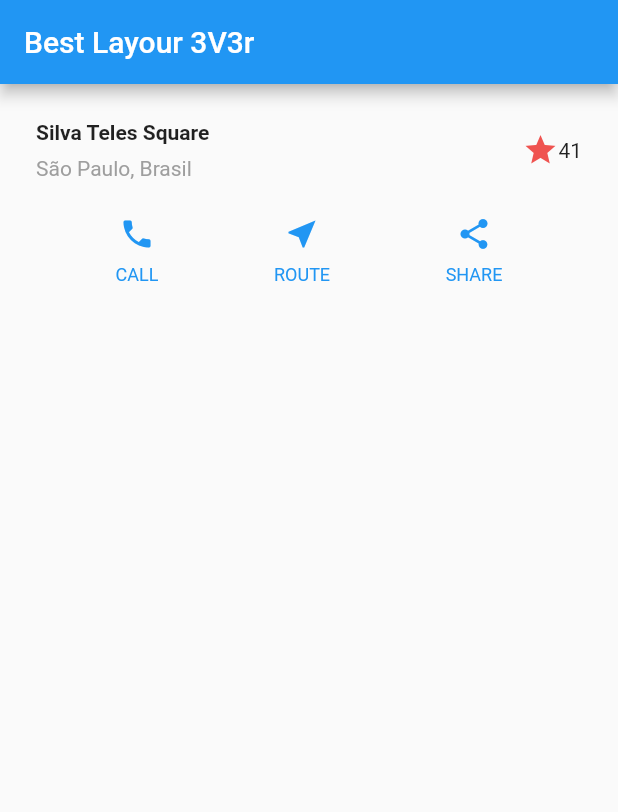
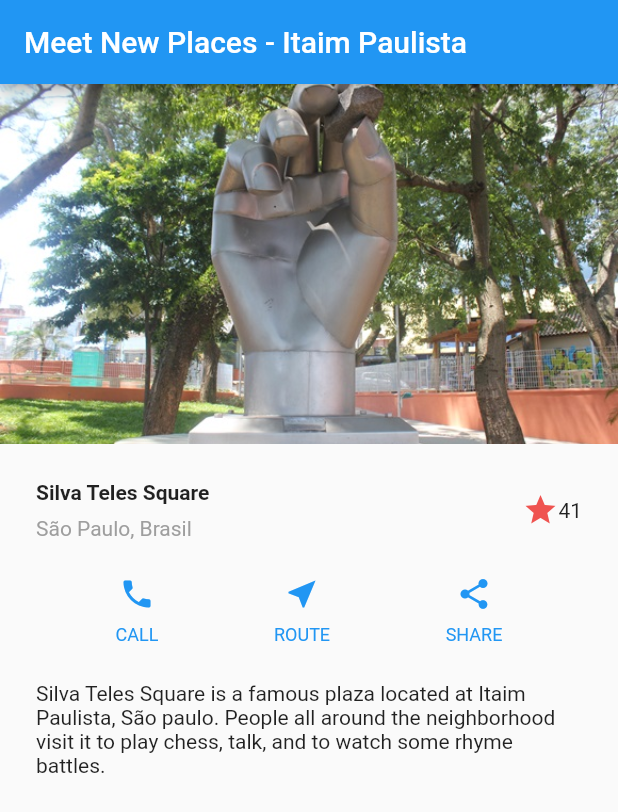
Before and after one commit to ronaldscruz/flutter_layouts, a Flutter app: the screen it shows after launch, on a phone screen of 412 x 824 dp. Shown: the top 812 px of the screen. Run offline on Flutter 3.47's test engine with Material 2 defaults, Android fonts, the phone set to English and light mode, and no system bars.

Commit message:
TextSection and ImageSection created

```diff
--- a/lib/main.dart
+++ b/lib/main.dart
@@ -10,11 +10,13 @@ class MyApp extends StatelessWidget {
     return MaterialApp(
       title: 'Flutter Layout Demo',
       home: Scaffold(
-          appBar: AppBar(title: Text("Best Layour 3V3r")),
+          appBar: AppBar(title: Text("Meet New Places - Itaim Paulista")),
           body: Column(
             children: <Widget>[
+              ImageSection(),
               TitleSection(),
               ButtonsSection(),
+              TextSection()
             ],
           )),
     );
@@ -79,3 +81,30 @@ class ButtonsSection extends StatelessWidget {
     );
   }
 }
+
+class TextSection extends StatelessWidget {
+  @override
+  Widget build(BuildContext context) {
+    return Container(
+        padding: EdgeInsets.all(24),
+        child: Text(
+          "Silva Teles Square is a famous plaza located at Itaim Paulista, "
+          "São paulo. People all around the neighborhood visit it to play chess, "
+          "talk, and to watch some rhyme battles.",
+          softWrap: true,
+        ));
+  }
+}
+
+class ImageSection extends StatelessWidget {
+  @override
+  Widget build(BuildContext context) {
+    return Container(
+        child: Image.asset(
+      "images/silva_teles.jpg",
+      width: 600,
+      height: 240,
+      fit: BoxFit.cover,
+    ));
+  }
+}
```
Also changed, not shown: pubspec.yaml (+3 -57 lines), images/silva_teles.jpg (added).
